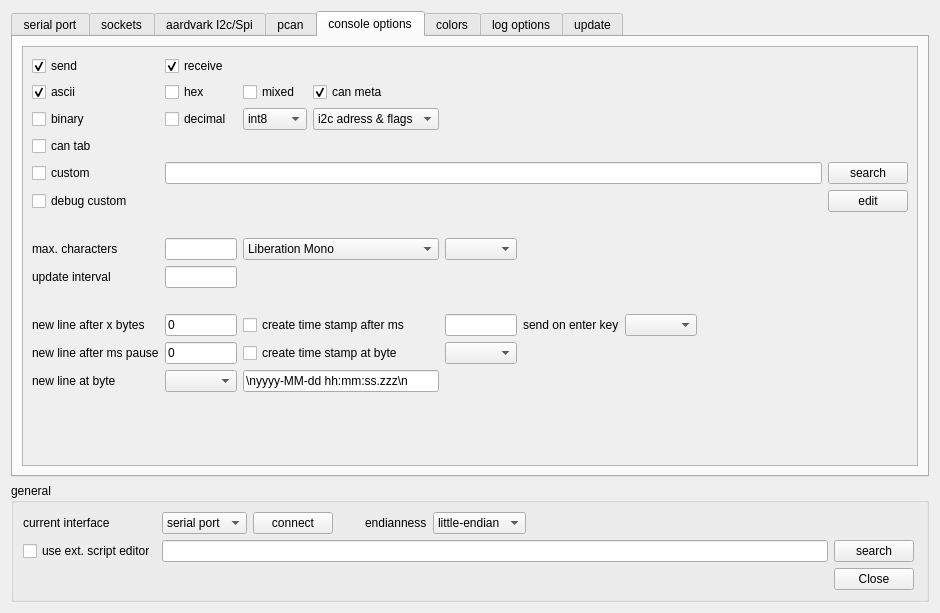
Old version of the form ScriptCommunicator/settingsdialog.ui in the repository szieke/ScriptCommunicator_serial-terminal.
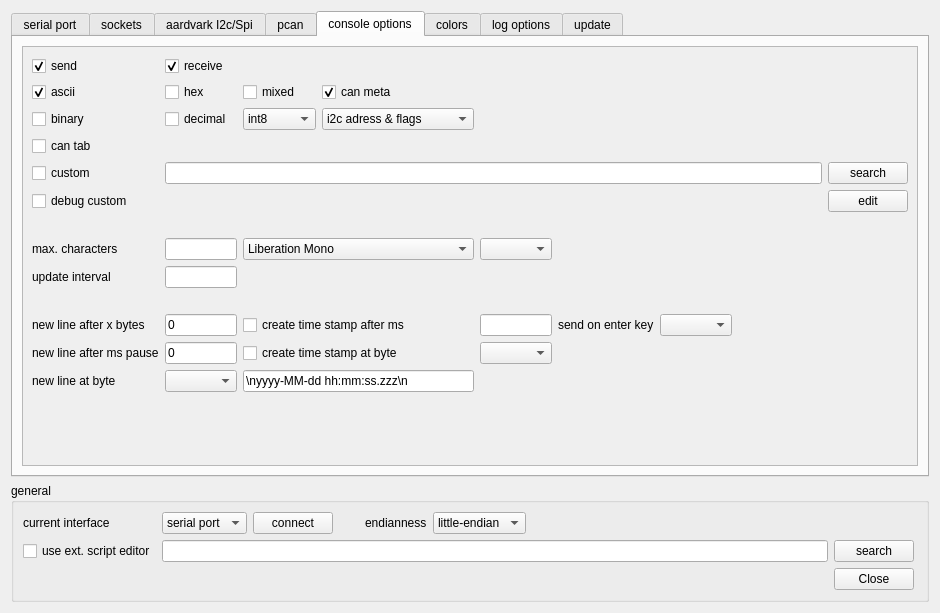
New version of the form. The open tabs and pages were chosen to show the change. Icons and pictures are not drawn. Custom widgets are drawn as their Qt base class.

Commit message: linewrapping in the console is done manually now (much faster)

The edit to the form file:
```diff
--- a/ScriptCommunicator/settingsdialog.ui
+++ b/ScriptCommunicator/settingsdialog.ui
@@ -2421,9 +2421,6 @@
                <property name="editable">
                 <bool>false</bool>
                </property>
-               <property name="fontFilters">
-                <set>QFontComboBox::MonospacedFonts</set>
-               </property>
                <property name="currentFont">
                 <font>
                  <family>Courier New</family>
```
The commit also changes 2 other files.
